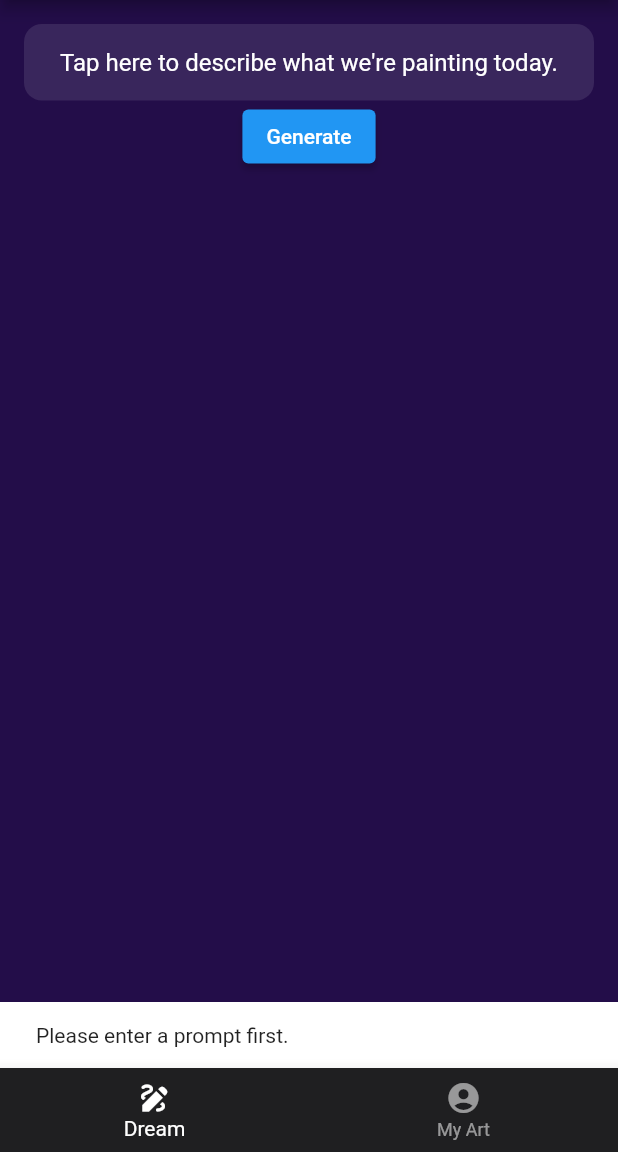
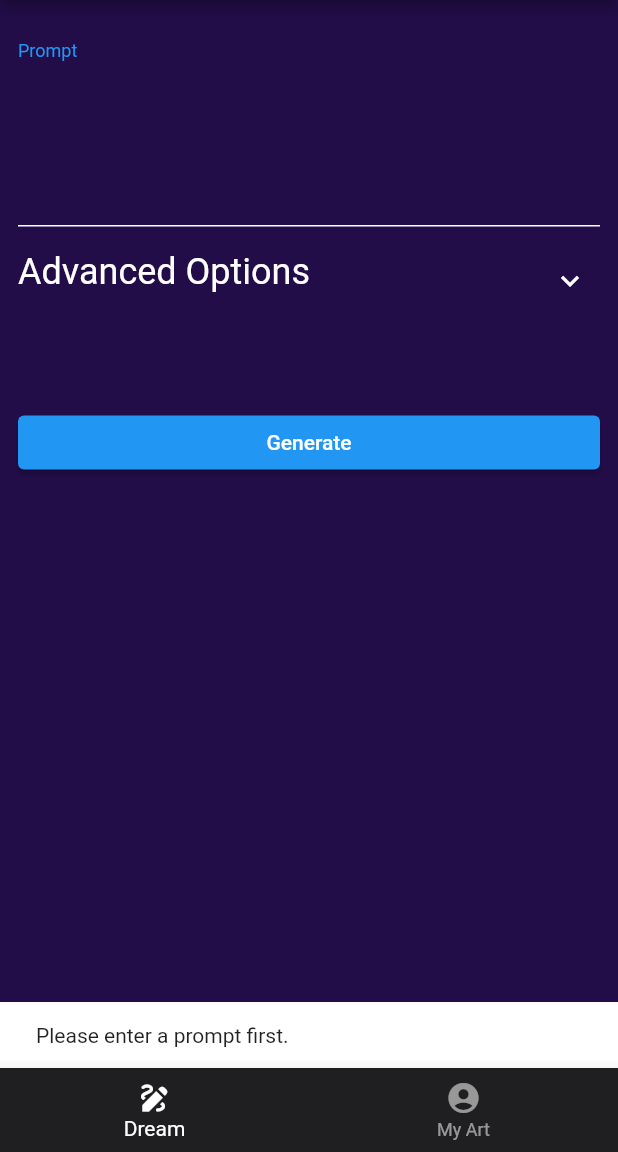
Before and after one commit to ndahlquist/stable-horde-flutter, a Flutter app: the screen it shows after launch, after a tap on "Generate", on a phone screen of 412 x 824 dp, the part 84-1236 px from its top. Run offline on Flutter 3.47's test engine with Material 2 defaults, Android fonts, the phone set to English and light mode, and no system bars; drawn by our look-alikes of expandable; our stand-ins replace firebase_core, firebase_remote_config, google_fonts, isar, sentry_flutter, shared_preferences; accounts and stored records are empty; generated files the repository leaves out were written again; Roboto replaces fonts that are missing (Ubuntu).

Commit message:
Implement negative prompt. (#21)

```diff
--- a/lib/blocs/shared_prefs_bloc.dart
+++ b/lib/blocs/shared_prefs_bloc.dart
@@ -2,18 +2,10 @@ import 'package:shared_preferences/shared_preferences.dart';
 
 /// Provides access to shared preferences.
 class _SharedPrefsBloc {
-  static const _promptKey = 'PROMPT_KEY';
   static const _apiKeyKey = 'API_KEY_KEY';
 
-  Future<String> getLastPrompt() async {
-    final prefs = await SharedPreferences.getInstance();
-    return prefs.getString(_promptKey) ?? "";
-  }
-
-  Future<void> setPrompt(String prompt) async {
-    final prefs = await SharedPreferences.getInstance();
-    await prefs.setString(_promptKey, prompt);
-  }
+  static const _promptKey = 'PROMPT_KEY';
+  static const _negativePromptKey = 'NEGATIVE_PROMPT_KEY';
 
   Future<String?> getApiKey() async {
     final prefs = await SharedPreferences.getInstance();
@@ -31,6 +23,26 @@ class _SharedPrefsBloc {
       await prefs.remove(_apiKeyKey);
     }
   }
+
+  Future<String> getPrompt() async {
+    final prefs = await SharedPreferences.getInstance();
+    return prefs.getString(_promptKey) ?? "";
+  }
+
+  Future setPrompt(String prompt) async {
+    final prefs = await SharedPreferences.getInstance();
+    await prefs.setString(_promptKey, prompt);
+  }
+
+  Future<String> getNegativePrompt() async {
+    final prefs = await SharedPreferences.getInstance();
+    return prefs.getString(_negativePromptKey) ?? "";
+  }
+
+  Future setNegativePrompt(String prompt) async {
+    final prefs = await SharedPreferences.getInstance();
+    await prefs.setString(_negativePromptKey, prompt);
+  }
 }
 
 final sharedPrefsBloc = _SharedPrefsBloc();
--- a/lib/blocs/stable_horde_bloc.dart
+++ b/lib/blocs/stable_horde_bloc.dart
@@ -10,7 +10,10 @@ import 'package:stable_horde_flutter/main.dart';
 import 'package:stable_horde_flutter/model/stable_horde_task.dart';
 
 class _StableHordeBloc {
-  Future requestDiffusion(String prompt) async {
+  Future requestDiffusion() async {
+    final prompt = await sharedPrefsBloc.getPrompt();
+    final negativePrompt = await sharedPrefsBloc.getNegativePrompt();
+
     // Add new task to db.
     final dbId = await isar.writeTxn(() async {
       return isar.stableHordeTasks.put(StableHordeTask(prompt));
@@ -29,7 +32,7 @@ class _StableHordeBloc {
     };
 
     final json = {
-      'prompt': prompt,
+      'prompt': prompt + " ### " + negativePrompt,
       'params': {
         'steps': 30,
         'n': 1,
--- a/lib/pages/home/dream_tab.dart
+++ b/lib/pages/home/dream_tab.dart
@@ -1,8 +1,8 @@
+import 'package:expandable/expandable.dart';
 import 'package:flutter/material.dart';
 import 'package:stable_horde_flutter/blocs/shared_prefs_bloc.dart';
 import 'package:stable_horde_flutter/blocs/stable_horde_bloc.dart';
 import 'package:stable_horde_flutter/pages/home_page.dart';
-import 'package:stable_horde_flutter/pages/prompt_edit_page.dart';
 
 class DreamTab extends StatefulWidget {
   const DreamTab({super.key});
@@ -12,81 +12,100 @@ class DreamTab extends StatefulWidget {
 }
 
 class _DreamTabState extends State<DreamTab> {
-  String _prompt = "";
-
-  @override
-  void initState() {
-    super.initState();
-    sharedPrefsBloc.getLastPrompt().then((value) {
-      setState(() {
-        _prompt = value;
-      });
-    });
-  }
-
   @override
   Widget build(BuildContext context) {
-    return SingleChildScrollView(
+    return Padding(
+      padding: const EdgeInsets.symmetric(horizontal: 12),
+      child: SingleChildScrollView(
         child: Column(
           children: [
             const SizedBox(height: 16),
             _promptWidget(),
-          ElevatedButton(
+            const SizedBox(height: 16),
+            ExpandablePanel(
+              header: const Text(
+                "Advanced Options",
+                style: TextStyle(fontSize: 24),
+              ),
+              collapsed: const SizedBox.shrink(),
+              expanded: _advancedOptions(),
+              theme: const ExpandableThemeData(
+                iconColor: Colors.white,
+              ),
+            ),
+            const SizedBox(height: 64),
+            FractionallySizedBox(
+              widthFactor: 1,
+              child: ElevatedButton(
                 onPressed: _attemptToGenerate,
                 child: const Text("Generate"),
               ),
+            ),
           ],
-      ),
-    );
-  }
-
-  Widget _promptWidget() {
-    String promptToShow = _prompt.trim();
-    if (promptToShow.isEmpty) {
-      promptToShow = "Tap here to describe what we're painting today.";
-    }
-
-    return GestureDetector(
-      onTap: () async {
-        final newPrompt = await Navigator.of(context).push<String>(
-          MaterialPageRoute(
-            builder: (_) => PromptEditPage(initialText: _prompt),
-          ),
-        );
-        if (newPrompt == null) return;
-        sharedPrefsBloc.setPrompt(newPrompt);
-        setState(() {
-          _prompt = newPrompt;
-        });
-      },
-      child: Padding(
-        padding: const EdgeInsets.symmetric(horizontal: 16),
-        child: FractionallySizedBox(
-          widthFactor: 1,
-          child: Container(
-            decoration: BoxDecoration(
-              color: Colors.white.withOpacity(.1),
-              borderRadius: BorderRadius.circular(12),
-            ),
-            child: Padding(
-              padding: const EdgeInsets.all(16),
-              child: Text(
-                promptToShow,
-                maxLines: 3,
-                style: TextStyle(
-                  fontSize: _prompt.isEmpty ? 16 : 10,
-                ),
-                textAlign: TextAlign.center,
-              ),
-            ),
-          ),
         ),
       ),
     );
   }
 
+  Widget _advancedOptions() {
+    return Column(
+      children: [
+        FutureBuilder<String>(
+          future: sharedPrefsBloc.getNegativePrompt(),
+          builder: (context, snapshot) {
+            final negativePrompt = snapshot.data ?? "";
+
+            return TextField(
+              controller: TextEditingController(text: negativePrompt),
+              decoration: _inputDecoration('Negative Prompt'),
+              keyboardType: TextInputType.multiline,
+              maxLines: 5,
+              textCapitalization: TextCapitalization.sentences,
+              onChanged: (negativePrompt) {
+                sharedPrefsBloc.setNegativePrompt(negativePrompt);
+              },
+            );
+          },
+        ),
+      ],
+    );
+  }
+
+  Widget _promptWidget() {
+    return FutureBuilder<String>(
+        future: sharedPrefsBloc.getPrompt(),
+        builder: (context, snapshot) {
+          final prompt = snapshot.data ?? "";
+
+          return TextField(
+            controller: TextEditingController(text: prompt),
+            decoration: _inputDecoration('Prompt'),
+            keyboardType: TextInputType.multiline,
+            maxLines: 5,
+            autofocus: true,
+            textCapitalization: TextCapitalization.sentences,
+            onChanged: (prompt) {
+              sharedPrefsBloc.setPrompt(prompt);
+            },
+          );
+        });
+  }
+
+  InputDecoration _inputDecoration(String label) {
+    return InputDecoration(
+      labelText: label,
+      enabledBorder: const UnderlineInputBorder(
+        borderSide: BorderSide(color: Colors.white),
+      ),
+      focusedBorder: const UnderlineInputBorder(
+        borderSide: BorderSide(color: Colors.white),
+      ),
+    );
+  }
+
   Future _attemptToGenerate() async {
-    if (_prompt.isEmpty) {
+    final prompt = await sharedPrefsBloc.getPrompt();
+    if (prompt.trim().isEmpty) {
       ScaffoldMessenger.of(context).showSnackBar(
         const SnackBar(
           content: Text("Please enter a prompt first."),
@@ -95,7 +114,7 @@ class _DreamTabState extends State<DreamTab> {
       return;
     }
 
-    stableHordeBloc.requestDiffusion(_prompt);
+    stableHordeBloc.requestDiffusion();
     homeController.animateToPage(1);
   }
 }
--- a/lib/pages/settings_page.dart
+++ b/lib/pages/settings_page.dart
@@ -68,7 +68,6 @@ class SettingsPage extends StatelessWidget {
                   borderSide: BorderSide(color: Colors.white),
                 ),
               ),
-              style: const TextStyle(color: Colors.white),
               onChanged: (value) {
                 sharedPrefsBloc.setApiKey(value);
               },
--- a/pubspec.yaml
+++ b/pubspec.yaml
@@ -5,14 +5,15 @@ description: An unofficial Flutter client for the Stable Horde.
 # pub.dev using `pub publish`. This is preferred for private packages.
 publish_to: 'none'
 
-version: 1.0.4+11
+version: 1.0.0+0
 
 environment:
   sdk: '>=2.17.3 <3.0.0'
   flutter: '>=3.3.7'
 
 dependencies:
-  cached_network_image: ^3.0.0
+
+  expandable: ^5.0.1
 
   flutter:
     sdk: flutter
```
Also changed, not shown: lib/pages/prompt_edit_page.dart (deleted, +0 -58 lines), pubspec.lock. Lines whose indentation alone changed are shown as unchanged.
